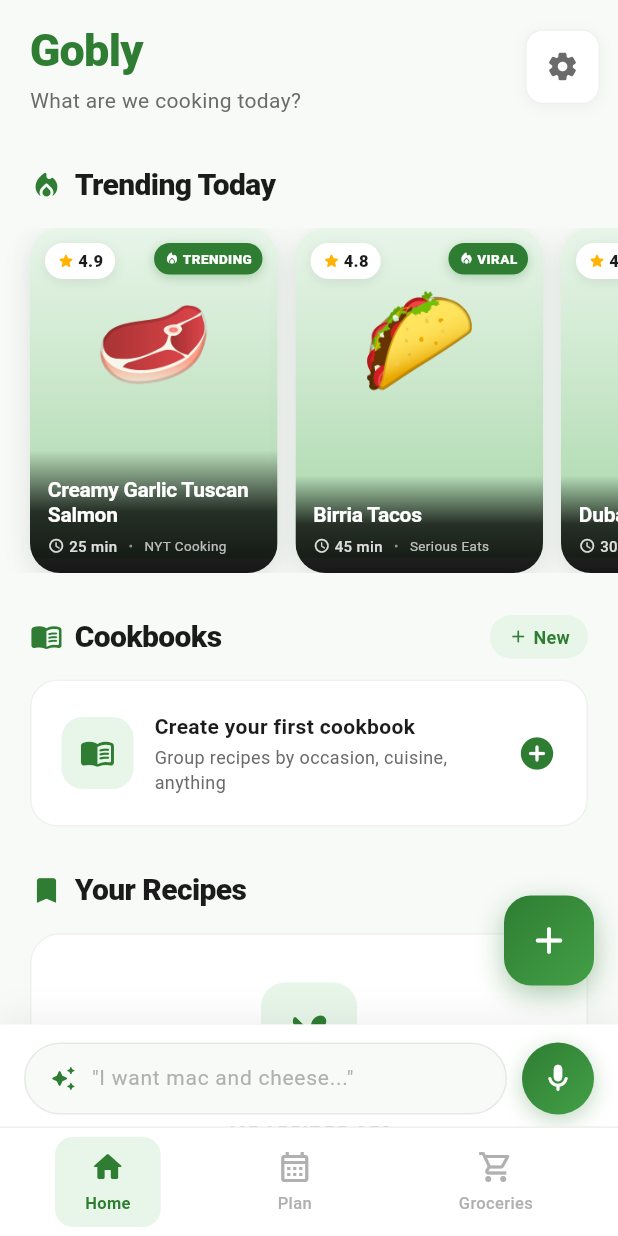
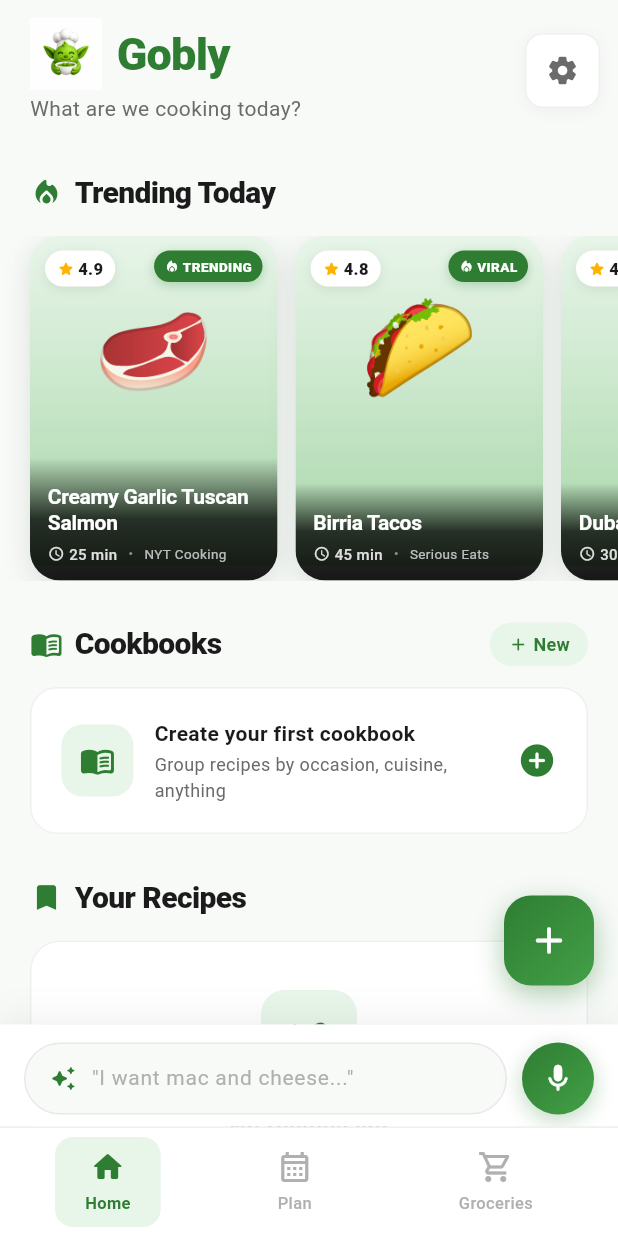
Before and after one commit to stossthegreat/Gobly, a Flutter app: the screen it shows after launch, on a phone screen of 412 x 824 dp. Run offline on Flutter 3.47's test engine with Material 3 defaults, Android fonts, the phone set to English and light mode, and no system bars; our stand-ins replace shared_preferences; missing offline and left inert: record; accounts and stored records are empty; Roboto replaces fonts that are missing (SF Pro Display).

Commit message:
Add Gobly mascot icon to home header and configure launcher icons
- Display playstore.png mascot (48x48) next to the Gobly header text
- Register asset in pubspec.yaml for Flutter to bundle it
- Add flutter_launcher_icons config to generate app icons across all
  platforms (Android, iOS, macOS, Windows, Web) from playstore.png
- Set white adaptive icon background for Android

https://claude.ai/code/session_013WhqCV3hkSBdpMKjreJAFf

```diff
--- a/lib/screens/home_screen.dart
+++ b/lib/screens/home_screen.dart
@@ -242,6 +242,14 @@ class _HomeScreenState extends State<HomeScreen> with TickerProviderStateMixin {
                   Column(
                     crossAxisAlignment: CrossAxisAlignment.start,
                     children: [
+                      Row(
+                        children: [
+                          Image.asset(
+                            'assets/playstore.png',
+                            width: 48,
+                            height: 48,
+                          ),
+                          const SizedBox(width: 10),
                           Text(
                             name.isEmpty ? 'Gobly' : 'Hi, $name',
                             style: const TextStyle(
@@ -250,6 +258,8 @@ class _HomeScreenState extends State<HomeScreen> with TickerProviderStateMixin {
                               color: AppColors.primary,
                               letterSpacing: -0.5,
                             ),
+                          ),
+                        ],
                       ),
                       const SizedBox(height: 2),
                       Text(
```
Also changed, not shown: pubspec.yaml (+14 -4 lines). Lines whose indentation alone changed are shown as unchanged.
